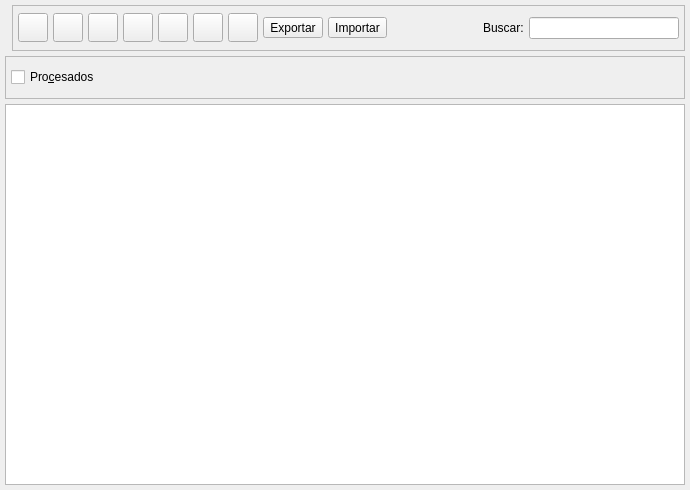
First picture: the form in bulmages/bulmafact/src/clientslistbase.ui, repository eboladev/Bulmages-1, before the edit.
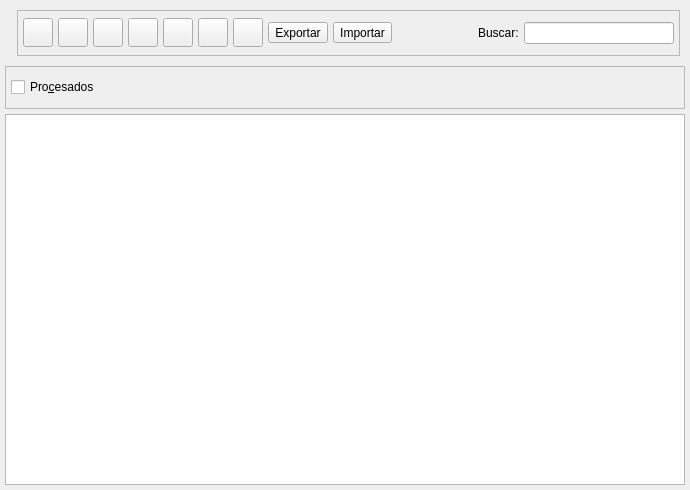
Second picture: the form after the edit. Icons and pictures are not drawn. Custom widgets are drawn as their Qt base class.

Patch:
```diff
--- a/bulmages/bulmafact/src/clientslistbase.ui
+++ b/bulmages/bulmafact/src/clientslistbase.ui
@@ -37,21 +37,12 @@
    </property>
    <item>
     <layout class="QHBoxLayout" >
+     <property name="margin" >
+      <number>5</number>
+     </property>
      <property name="spacing" >
       <number>0</number>
      </property>
-     <property name="leftMargin" >
-      <number>0</number>
-     </property>
-     <property name="topMargin" >
-      <number>0</number>
-     </property>
-     <property name="rightMargin" >
-      <number>0</number>
-     </property>
-     <property name="bottomMargin" >
-      <number>0</number>
-     </property>
      <item>
       <widget class="QLabel" name="label" >
        <property name="text" >
```
Left out of the diff: 49 changed lines with no effect on the pictures.
